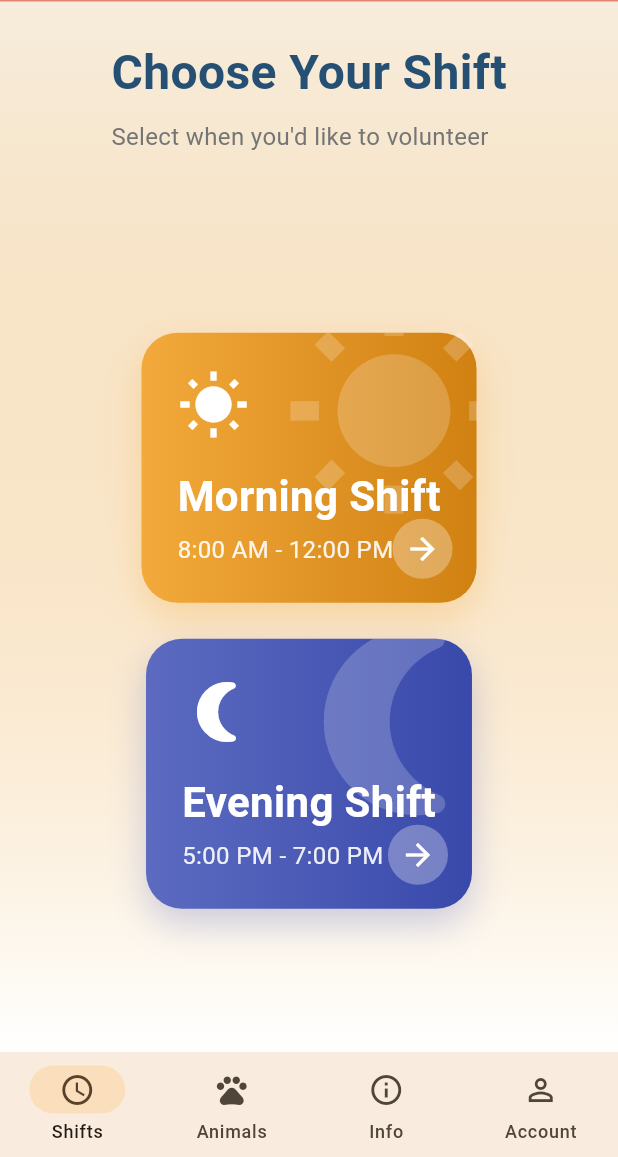
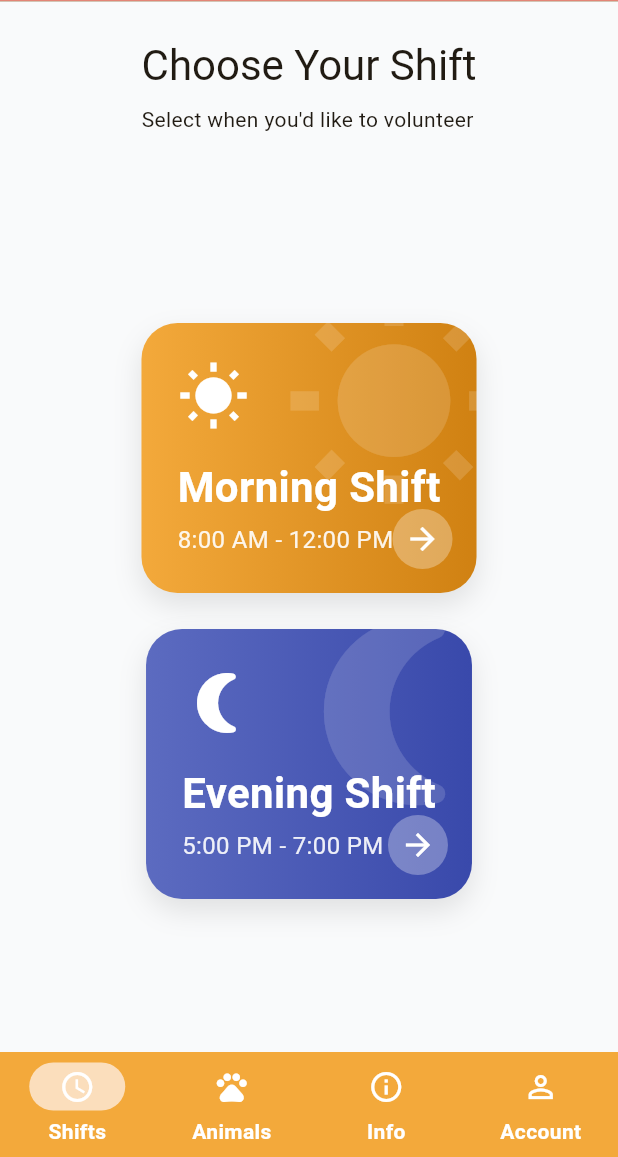
Before and after one commit to Laurapav1/ARA, a Flutter app: the screen it shows after launch, on a phone screen of 412 x 824 dp, the part 79-1236 px from its top. Run offline on Flutter 3.47's test engine with Material 3 defaults, Android fonts, the phone set to English and light mode, and no system bars; network calls fail.

Commit message:
Refactor theme and UI components for consistency and improved styling

```diff
--- a/frontend/lib/main.dart
+++ b/frontend/lib/main.dart
@@ -27,10 +27,13 @@ class AnimalRescueApp extends StatelessWidget {
       theme: ThemeData(
         useMaterial3: true,
         colorScheme: ColorScheme.fromSeed(
-          seedColor: const Color(0xFFF3A93B), // ARA's golden brand color
+          seedColor: const Color(0xFFF3A93B), // ARA brand
           brightness: Brightness.light,
         ),
+        // App background stays white-ish
         scaffoldBackgroundColor: const Color(0xFFF8F9FA),
+
+        // Cards / inputs
         cardTheme: CardThemeData(
           elevation: 0,
           shape: RoundedRectangleBorder(
@@ -45,6 +48,8 @@ class AnimalRescueApp extends StatelessWidget {
               borderRadius: BorderRadius.circular(12),
             ),
             elevation: 0,
+            backgroundColor: const Color(0xFFF3A93B),
+            foregroundColor: Colors.white,
           ),
         ),
         inputDecorationTheme: InputDecorationTheme(
@@ -58,10 +63,24 @@ class AnimalRescueApp extends StatelessWidget {
             borderRadius: BorderRadius.circular(12),
             borderSide: BorderSide(color: Colors.grey.shade200),
           ),
-          focusedBorder: OutlineInputBorder(
-            borderRadius: BorderRadius.circular(12),
-            borderSide: const BorderSide(color: Color(0xFFF3A93B), width: 2),
+          focusedBorder: const OutlineInputBorder(
+            borderRadius: BorderRadius.all(Radius.circular(12)),
+            borderSide: BorderSide(color: Color(0xFFF3A93B), width: 2),
           ),
+        ),
+
+        // >>> The important part: darker NavigationBar with proper contrast
+        navigationBarTheme: NavigationBarThemeData(
+          backgroundColor: const Color(0xFFF3A93B), // darker warm bar
+          surfaceTintColor: Colors.transparent, // stop M3 wash-out
+          iconTheme: const WidgetStatePropertyAll(
+            IconThemeData(color: Colors.white),
+          ),
+          labelTextStyle: const WidgetStatePropertyAll(
+            TextStyle(color: Colors.white, fontWeight: FontWeight.w600),
+          ),
+          elevation: 8,
+          height: 70,
         ),
       ),
       home: const SplashScreen(),
--- a/frontend/lib/screens/shifts/shifts.dart
+++ b/frontend/lib/screens/shifts/shifts.dart
@@ -2,11 +2,7 @@ import 'package:flutter/material.dart';
 import '../../widgets/offline_banner.dart';
 import 'morning_shift.dart';
 import 'evening_shift.dart';
-
-class ARAColors {
-  static const Color brand = Color(0xFFF3A93B);
-  static const Color brandDark = Color(0xFFD08112);
-}
+import '../../theme/ara_theme.dart';
 
 class ShiftsScreen extends StatefulWidget {
   const ShiftsScreen({super.key});
@@ -42,20 +38,9 @@ class _ShiftsScreenState extends State<ShiftsScreen>
 
   @override
   Widget build(BuildContext context) {
-    // Background softly tinted by brand
     return Scaffold(
-      body: Container(
-        decoration: BoxDecoration(
-          gradient: LinearGradient(
-            begin: Alignment.topCenter,
-            end: Alignment.bottomCenter,
-            colors: [
-              ARAColors.brand.withOpacity(0.10), // soft brand tint
-              Colors.white,
-            ],
-          ),
-        ),
-        child: SafeArea(
+      backgroundColor: ARAColors.bg,
+      body: SafeArea(
         child: Column(
           children: [
             const OfflineBanner(),
@@ -66,13 +51,9 @@ class _ShiftsScreenState extends State<ShiftsScreen>
                 children: [
                   FadeTransition(
                     opacity: _animation,
-                      child: const Text(
+                    child: Text(
                       'Choose Your Shift',
-                        style: TextStyle(
-                          fontSize: 32,
-                          fontWeight: FontWeight.bold,
-                          color: Color(0xFF265073),
-                        ),
+                      style: Theme.of(context).textTheme.headlineMedium,
                     ),
                   ),
                   const SizedBox(height: 8),
@@ -80,10 +61,7 @@ class _ShiftsScreenState extends State<ShiftsScreen>
                     opacity: _animation,
                     child: Text(
                       'Select when you\'d like to volunteer',
-                        style: TextStyle(
-                          fontSize: 16,
-                          color: Colors.grey.shade600,
-                        ),
+                      style: Theme.of(context).textTheme.bodyMedium,
                     ),
                   ),
                 ],
@@ -95,7 +73,6 @@ class _ShiftsScreenState extends State<ShiftsScreen>
                 child: Column(
                   mainAxisAlignment: MainAxisAlignment.center,
                   children: [
-                      // Morning — brand orange
                     SlideTransition(
                       position: Tween<Offset>(
                         begin: const Offset(-1, 0),
@@ -105,12 +82,7 @@ class _ShiftsScreenState extends State<ShiftsScreen>
                         title: 'Morning Shift',
                         subtitle: '8:00 AM - 12:00 PM',
                         icon: Icons.wb_sunny,
-                          gradient: const LinearGradient(
-                            colors: [
-                              ARAColors.brand, // #F3A93B
-                              ARAColors.brandDark, // deeper orange
-                            ],
-                          ),
+                        gradient: ARAColors.morningGradient,
                         onTap: () => Navigator.push(
                           context,
                           MaterialPageRoute(
@@ -120,21 +92,22 @@ class _ShiftsScreenState extends State<ShiftsScreen>
                       ),
                     ),
                     const SizedBox(height: 24),
-                      // Evening — keep contrasting indigo
                     SlideTransition(
                       position: Tween<Offset>(
                         begin: const Offset(1, 0),
                         end: Offset.zero,
                       ).animate(_animation),
-                        child: const _ShiftCard(
+                      child: _ShiftCard(
                         title: 'Evening Shift',
                         subtitle: '5:00 PM - 7:00 PM',
                         icon: Icons.nightlight_round,
-                          gradient: LinearGradient(
-                            colors: [Color(0xFF5C6BC0), Color(0xFF3949AB)],
+                        gradient: ARAColors.eveningGradient,
+                        onTap: () => Navigator.push(
+                          context,
+                          MaterialPageRoute(
+                            builder: (_) => const EveningShiftScreen(),
                           ),
-                          onTap:
-                              null, // replaced below to keep const constructor
+                        ),
                       ),
                     ),
                   ],
@@ -142,7 +115,6 @@ class _ShiftsScreenState extends State<ShiftsScreen>
               ),
             ),
           ],
-          ),
         ),
       ),
     );
@@ -154,7 +126,7 @@ class _ShiftCard extends StatefulWidget {
   final String subtitle;
   final IconData icon;
   final Gradient gradient;
-  final VoidCallback? onTap;
+  final VoidCallback onTap;
 
   const _ShiftCard({
     required this.title,
@@ -180,12 +152,9 @@ class _ShiftCardState extends State<_ShiftCard> {
         borderRadius: BorderRadius.circular(24),
         boxShadow: [
           BoxShadow(
-            color: (widget.gradient is LinearGradient
-                    ? (widget.gradient as LinearGradient).colors.first
-                    : Colors.black)
-                .withOpacity(0.3),
-            blurRadius: 20,
-            offset: const Offset(0, 10),
+            color: Colors.black.withOpacity(0.1),
+            blurRadius: 15,
+            offset: const Offset(0, 8),
           ),
         ],
       ),
@@ -197,7 +166,7 @@ class _ShiftCardState extends State<_ShiftCard> {
             child: Icon(
               widget.icon,
               size: 150,
-              color: Colors.white.withOpacity(0.2),
+              color: Colors.white.withOpacity(0.15),
             ),
           ),
           Padding(
@@ -206,11 +175,7 @@ class _ShiftCardState extends State<_ShiftCard> {
               crossAxisAlignment: CrossAxisAlignment.start,
               mainAxisAlignment: MainAxisAlignment.end,
               children: [
-                Icon(
-                  widget.icon,
-                  color: Colors.white,
-                  size: 48,
-                ),
+                Icon(widget.icon, color: Colors.white, size: 48),
                 const SizedBox(height: 16),
                 Text(
                   widget.title,
@@ -240,10 +205,7 @@ class _ShiftCardState extends State<_ShiftCard> {
                 color: Colors.white.withOpacity(0.3),
                 shape: BoxShape.circle,
               ),
-              child: const Icon(
-                Icons.arrow_forward,
-                color: Colors.white,
-              ),
+              child: const Icon(Icons.arrow_forward, color: Colors.white),
             ),
           ),
         ],
@@ -254,26 +216,13 @@ class _ShiftCardState extends State<_ShiftCard> {
       onTapDown: (_) => setState(() => _isPressed = true),
       onTapUp: (_) {
         setState(() => _isPressed = false);
-        widget.onTap?.call();
+        widget.onTap();
       },
       onTapCancel: () => setState(() => _isPressed = false),
       child: AnimatedContainer(
         duration: const Duration(milliseconds: 150),
-        transform: Matrix4.identity()..scale(_isPressed ? 0.95 : 1.0),
-        child: widget.onTap == null
-            ? InkWell(
-                borderRadius: BorderRadius.circular(24),
-                onTap: () {
-                  Navigator.push(
-                    context,
-                    MaterialPageRoute(
-                      builder: (_) => const EveningShiftScreen(),
-                    ),
-                  );
-                },
+        transform: Matrix4.identity()..scale(_isPressed ? 0.96 : 1.0),
         child: card,
-              )
-            : card,
       ),
     );
   }
```
Also changed, not shown: frontend/lib/screens/animals/animal_home.dart (+18 -76 lines), frontend/lib/theme/ara_theme.dart (added, +101 -0 lines). Lines whose indentation alone changed are shown as unchanged.
